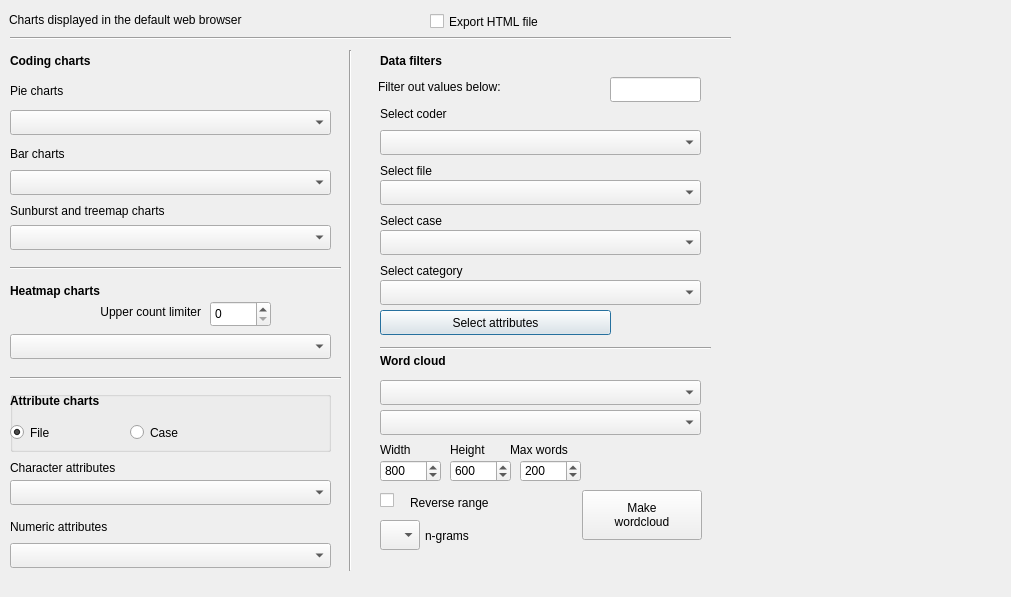
Above: GUI_UIs/ui_dialog_charts.ui from ccbogel/QualCoder before the change. Below: the same form after it.
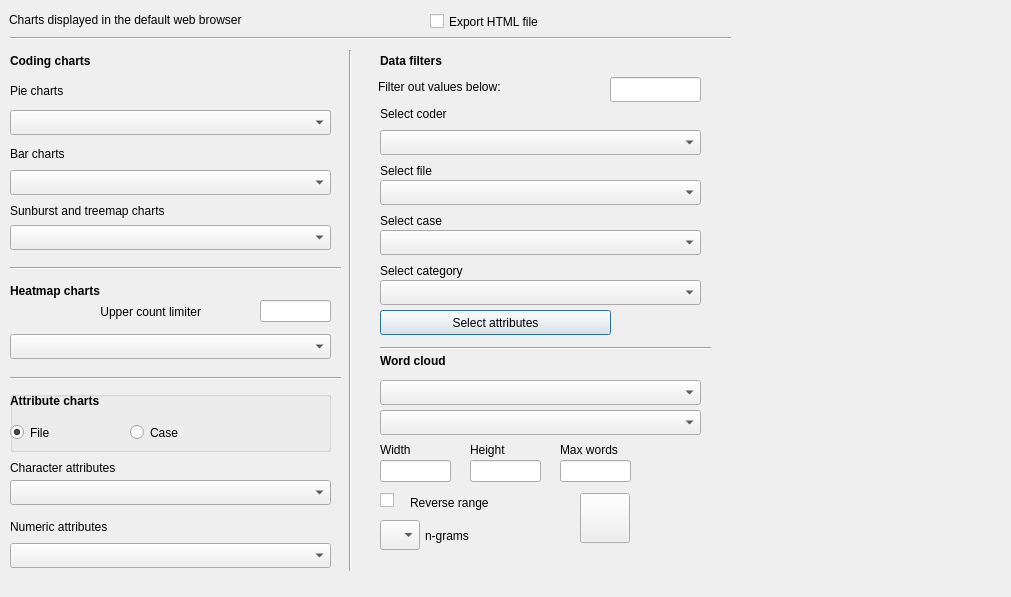
That is the form after the change.

Commit message: remove spinboxes

```diff
--- a/GUI_UIs/ui_dialog_charts.ui
+++ b/GUI_UIs/ui_dialog_charts.ui
@@ -543,15 +543,14 @@
   <widget class="QPushButton" name="pushButton_wordcloud">
    <property name="geometry">
     <rect>
-     <x>582</x>
-     <y>490</y>
-     <width>120</width>
+     <x>580</x>
+     <y>493</y>
+     <width>50</width>
      <height>50</height>
     </rect>
    </property>
    <property name="text">
-    <string>Make
-wordcloud</string>
+    <string/>
    </property>
   </widget>
   <widget class="QLabel" name="label_width">
@@ -559,7 +558,7 @@
     <rect>
      <x>380</x>
      <y>442</y>
-     <width>55</width>
+     <width>71</width>
      <height>16</height>
     </rect>
    </property>
@@ -570,9 +569,9 @@
   <widget class="QLabel" name="label_height">
    <property name="geometry">
     <rect>
-     <x>450</x>
+     <x>470</x>
      <y>442</y>
-     <width>55</width>
+     <width>61</width>
      <height>16</height>
     </rect>
    </property>
@@ -583,7 +582,7 @@
   <widget class="QLabel" name="label_max_words">
    <property name="geometry">
     <rect>
-     <x>510</x>
+     <x>560</x>
      <y>440</y>
      <width>91</width>
      <height>20</height>
@@ -593,72 +592,6 @@
     <string>Max words</string>
    </property>
   </widget>
-  <widget class="QSpinBox" name="spinBox_cloud_width">
-   <property name="geometry">
-    <rect>
-     <x>380</x>
-     <y>460</y>
-     <width>61</width>
-     <height>22</height>
-    </rect>
-   </property>
-   <property name="minimum">
-    <number>400</number>
-   </property>
-   <property name="maximum">
-    <number>2000</number>
-   </property>
-   <property name="singleStep">
-    <number>100</number>
-   </property>
-   <property name="value">
-    <number>800</number>
-   </property>
-  </widget>
-  <widget class="QSpinBox" name="spinBox_cloud_height">
-   <property name="geometry">
-    <rect>
-     <x>450</x>
-     <y>460</y>
-     <width>61</width>
-     <height>22</height>
-    </rect>
-   </property>
-   <property name="minimum">
-    <number>200</number>
-   </property>
-   <property name="maximum">
-    <number>2000</number>
-   </property>
-   <property name="singleStep">
-    <number>100</number>
-   </property>
-   <property name="value">
-    <number>600</number>
-   </property>
-  </widget>
-  <widget class="QSpinBox" name="spinBox_cloud_max_words">
-   <property name="geometry">
-    <rect>
-     <x>520</x>
-     <y>460</y>
-     <width>61</width>
-     <height>22</height>
-    </rect>
-   </property>
-   <property name="minimum">
-    <number>50</number>
-   </property>
-   <property name="maximum">
-    <number>500</number>
-   </property>
-   <property name="singleStep">
-    <number>50</number>
-   </property>
-   <property name="value">
-    <number>200</number>
-   </property>
-  </widget>
   <widget class="QCheckBox" name="checkBox_reverse_range">
    <property name="geometry">
     <rect>
@@ -696,7 +629,7 @@
     <rect>
      <x>425</x>
      <y>523</y>
-     <width>151</width>
+     <width>121</width>
      <height>25</height>
     </rect>
    </property>
@@ -742,20 +675,44 @@
     <set>Qt::AlignRight|Qt::AlignTrailing|Qt::AlignVCenter</set>
    </property>
   </widget>
-  <widget class="QSpinBox" name="spinBox_count_max">
+  <widget class="QLineEdit" name="lineEdit_width">
    <property name="geometry">
     <rect>
-     <x>210</x>
-     <y>301</y>
-     <width>61</width>
-     <height>26</height>
+     <x>380</x>
+     <y>460</y>
+     <width>71</width>
+     <height>22</height>
     </rect>
    </property>
-   <property name="maximum">
-    <number>500</number>
+  </widget>
+  <widget class="QLineEdit" name="lineEdit_height">
+   <property name="geometry">
+    <rect>
+     <x>470</x>
+     <y>460</y>
+     <width>71</width>
+     <height>22</height>
+    </rect>
    </property>
-   <property name="singleStep">
-    <number>50</number>
+  </widget>
+  <widget class="QLineEdit" name="lineEdit_max_words">
+   <property name="geometry">
+    <rect>
+     <x>560</x>
+     <y>460</y>
+     <width>71</width>
+     <height>22</height>
+    </rect>
+   </property>
+  </widget>
+  <widget class="QLineEdit" name="lineEdit_count_limiter">
+   <property name="geometry">
+    <rect>
+     <x>260</x>
+     <y>300</y>
+     <width>71</width>
+     <height>22</height>
+    </rect>
    </property>
   </widget>
   <zorder>groupBox</zorder>
```
Left out of the diff: 11 changed lines with no effect on the pictures.
